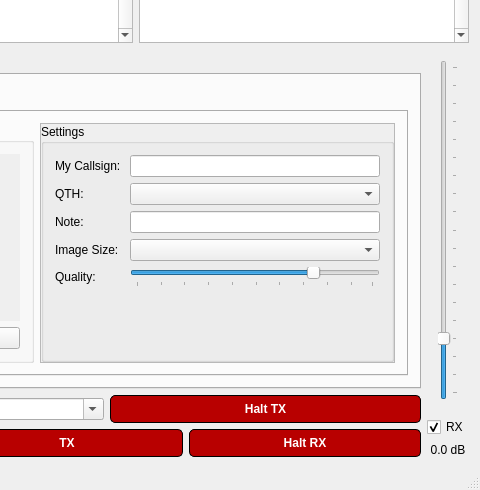
First picture: the form in src/ui/mainwindow.ui, repository GekkoFyre/small-world-deluxe, before the edit; both pictures show x 544 to 1024 and y 278 to 768 of the 1024 by 768 pixel window.
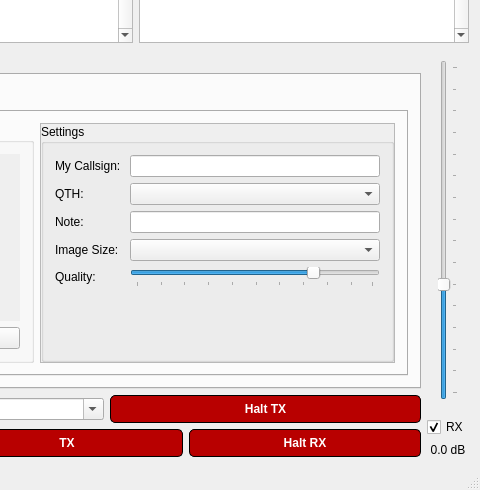
Second picture: the form after the edit. The open tabs and pages were chosen to show the change.

```diff
--- a/src/ui/mainwindow.ui
+++ b/src/ui/mainwindow.ui
@@ -1447,10 +1447,10 @@
                 <string>Adjust volume of outgoing audio signal.</string>
                </property>
                <property name="minimum">
-                <number>10</number>
+                <number>0</number>
                </property>
                <property name="maximum">
-                <number>100</number>
+                <number>75</number>
                </property>
                <property name="pageStep">
                 <number>5</number>
```
Left out of the diff: 4 changed lines with no effect on the pictures.
